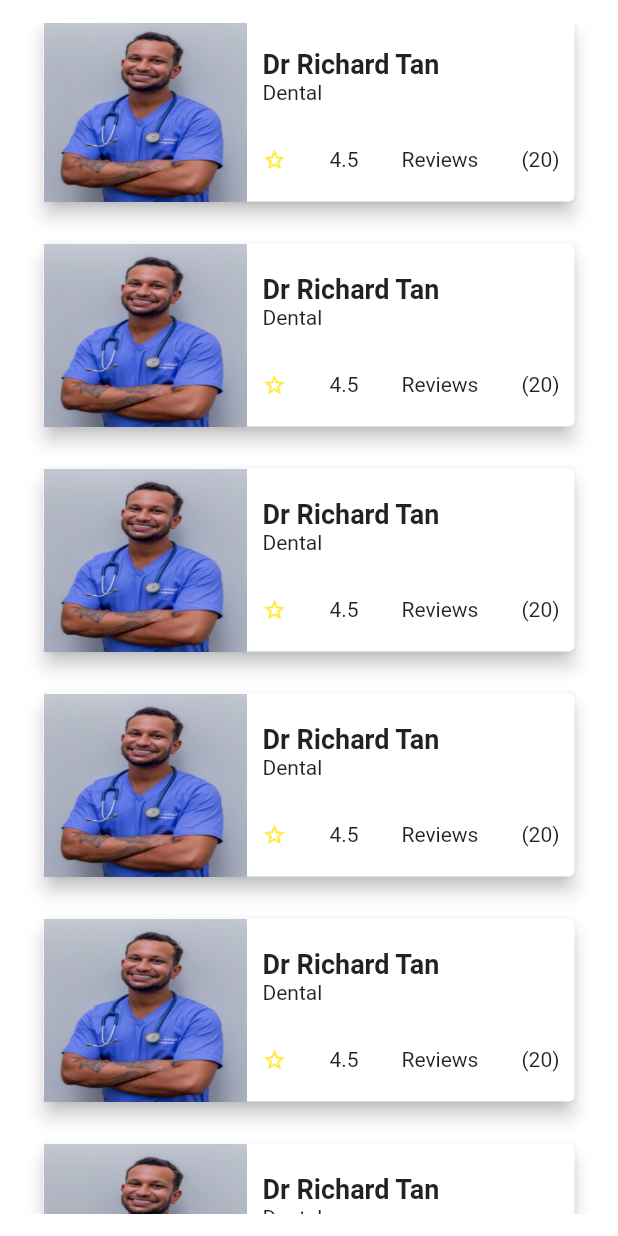
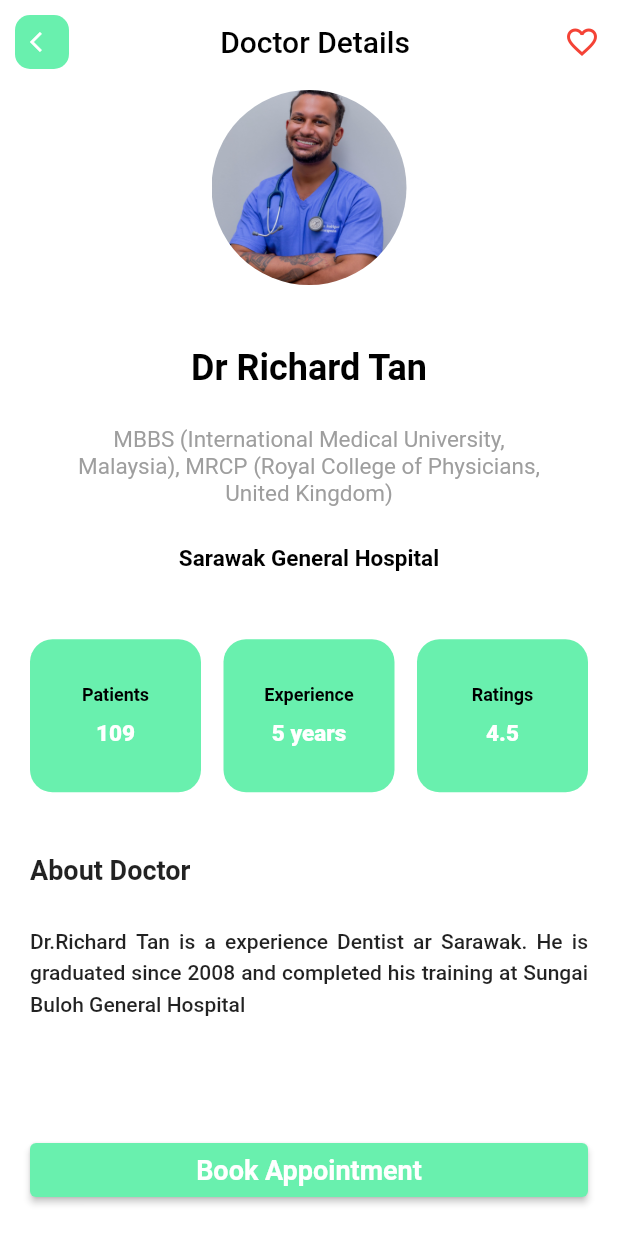
Before and after one commit to nhannt-dev/mobile-booking, a Flutter app: the HomePage screen opened directly, scrolled down 576 dp, after a tap on "Dr Richard Tan", on a phone screen of 412 x 824 dp. Run offline on Flutter 3.47's test engine with Material 2 defaults, Android fonts, the phone set to English and light mode, and no system bars; our stand-ins replace font_awesome_flutter, lottie, table_calendar.

```diff
--- a/mobile/lib/main.dart
+++ b/mobile/lib/main.dart
@@ -1,6 +1,9 @@
 import 'package:flutter/material.dart';
 import 'package:mobile/main_layout.dart';
 import 'package:mobile/screens/auth.dart';
+import 'package:mobile/screens/booking.dart';
+import 'package:mobile/screens/doctor_details.dart';
+import 'package:mobile/screens/success_booked.dart';
 import 'package:mobile/utils/config.dart';
 
 void main() {
@@ -42,7 +45,10 @@ class MyApp extends StatelessWidget {
       initialRoute: '/',
       routes: {
         '/': (context) => const AuthPage(),
-        'main': (context) => const MainLayout()
+        'main': (context) => const MainLayout(),
+        'doc_details': (context) => const DoctorDetails(),
+        'booking_page': (context) => const BookingPage(),
+        'success_booking': (context) => const SuccessBooked(),
       },
     );
   }
--- /dev/null
+++ b/mobile/lib/screens/doctor_details.dart
@@ -0,0 +1,57 @@
+import 'package:flutter/material.dart';
+import 'package:font_awesome_flutter/font_awesome_flutter.dart';
+import 'package:mobile/widgets/about_doctor.dart';
+import 'package:mobile/widgets/button.dart';
+import 'package:mobile/widgets/custom_appbar.dart';
+import 'package:mobile/widgets/detail_body.dart';
+
+class DoctorDetails extends StatefulWidget {
+  const DoctorDetails({Key? key}) : super(key: key);
+
+  @override
+  State<DoctorDetails> createState() => _DoctorDetailsState();
+}
+
+class _DoctorDetailsState extends State<DoctorDetails> {
+  bool isFav = false;
+  @override
+  Widget build(BuildContext context) {
+    return Scaffold(
+      appBar: CustomAppbar(
+        appTitle: 'Doctor Details',
+        icon: const FaIcon(Icons.arrow_back_ios),
+        actions: [
+          IconButton(
+            onPressed: () {
+              setState(() {
+                isFav = !isFav;
+              });
+            },
+            icon: FaIcon(
+              isFav ? Icons.favorite_rounded : Icons.favorite_outline,
+              color: Colors.red,
+            )
+          )
+        ],
+      ),
+      body: SafeArea(
+        child: Column(
+          children: <Widget>[
+            const AboutDoctor(),
+            const DetailBody(),
+            const Spacer(),
+            Padding(
+              padding: const EdgeInsets.all(20),
+              child: Button(
+                width: double.infinity,
+                title: 'Book Appointment',
+                onPressed: () => Navigator.of(context).pushNamed('booking_page'),
+                disable: false
+              ),
+            )
+          ],
+        )
+      ),
+    );
+  }
+}
--- a/mobile/lib/screens/home.dart
+++ b/mobile/lib/screens/home.dart
@@ -136,7 +136,7 @@ class _HomePageState extends State<HomePage> {
                 Config.spaceSmall,
                 Column(
                   children: List.generate(10, (index) {
-                    return const DoctorCard();
+                    return const DoctorCard(route: 'doc_details');
                   }),
                 )
               ],
--- /dev/null
+++ b/mobile/lib/widgets/about_doctor.dart
@@ -0,0 +1,59 @@
+import 'package:flutter/material.dart';
+import 'package:mobile/utils/config.dart';
+
+class AboutDoctor extends StatelessWidget {
+  const AboutDoctor({Key? key}) : super(key: key);
+
+  @override
+  Widget build(BuildContext context) {
+    Config().init(context);
+    return SizedBox(
+      width: double.infinity,
+      child: Column(
+        children: <Widget>[
+          const CircleAvatar(
+            radius: 65,
+            backgroundImage: AssetImage('assets/doctor_2.jpg'),
+            backgroundColor: Colors.white,
+          ),
+          Config.spaceMedium,
+          const Text(
+            'Dr Richard Tan',
+            style: TextStyle(
+              color: Colors.black,
+              fontSize: 24,
+              fontWeight: FontWeight.bold
+            ),
+          ),
+          Config.spaceSmall,
+          SizedBox(
+            width: Config.widthSize * 0.75,
+            child: const Text(
+              'MBBS (International Medical University, Malaysia), MRCP (Royal College of Physicians, United Kingdom)',
+              style: TextStyle(
+                color: Colors.grey,
+                fontSize: 15
+              ),
+              softWrap: true,
+              textAlign: TextAlign.center,
+            )
+          ),
+          Config.spaceSmall,
+          SizedBox(
+            width: Config.widthSize * 0.75,
+            child: const Text(
+            'Sarawak General Hospital',
+            style: TextStyle(
+                color: Colors.black,
+                fontWeight: FontWeight.bold,
+                fontSize: 15
+              ),
+              softWrap: true,
+              textAlign: TextAlign.center,
+            ),
+          )
+        ],
+      ),
+    );
+  }
+}
--- /dev/null
+++ b/mobile/lib/widgets/custom_appbar.dart
@@ -0,0 +1,61 @@
+import 'package:flutter/material.dart';
+import 'package:font_awesome_flutter/font_awesome_flutter.dart';
+import 'package:mobile/utils/config.dart';
+
+class CustomAppbar extends StatefulWidget implements PreferredSizeWidget{
+  const CustomAppbar({Key? key, this.appTitle, this.route, this.icon, this.actions}) : super(key: key);
+
+  @override
+  State<CustomAppbar> createState() => _CustomAppbarState();
+
+  @override
+  Size get preferredSize => const Size.fromHeight(60);
+
+  final String? appTitle;
+  final String? route;
+  final FaIcon? icon;
+  final List<Widget>? actions;
+}
+
+class _CustomAppbarState extends State<CustomAppbar> {
+  @override
+  Widget build(BuildContext context) {
+    return AppBar(
+      automaticallyImplyLeading: true,
+      backgroundColor: Colors.white,
+      elevation: 0,
+      title: Center(
+        child: Text(
+          widget.appTitle!,
+          style: const TextStyle(
+            fontSize: 20,
+            color: Colors.black
+          ),
+        ),
+      ),
+      leading: widget.icon != null ? Container(
+        margin: const EdgeInsets.symmetric(
+          horizontal: 10,
+          vertical: 10
+        ),
+        decoration: BoxDecoration(
+          borderRadius: BorderRadius.circular(10),
+          color: Config.primaryColor
+        ),
+        child: IconButton(
+          onPressed: () {
+            if (widget.route != null) {
+              Navigator.of(context).pushNamed(widget.route!);
+            } else {
+              Navigator.of(context).pop();
+            }
+          },
+          icon: widget.icon!,
+          iconSize: 16,
+          color: Colors.white,
+        ),
+      ) : null,
+      actions: widget.actions,
+    );
+  }
+}
--- /dev/null
+++ b/mobile/lib/widgets/detail_body.dart
@@ -0,0 +1,41 @@
+import 'package:flutter/material.dart';
+import 'package:mobile/utils/config.dart';
+import 'package:mobile/widgets/doctor_info.dart';
+
+class DetailBody extends StatelessWidget {
+  const DetailBody({Key? key}) : super(key: key);
+
+  @override
+  Widget build(BuildContext context) {
+    Config().init(context);
+    return Container(
+      padding: const EdgeInsets.all(20),
+      margin: const EdgeInsets.only(bottom: 30),
+      child: Column(
+        crossAxisAlignment: CrossAxisAlignment.stretch,
+        children: <Widget>[
+          Config.spaceSmall,
+          const DoctorInfo(),
+          Config.spaceMedium,
+          const Text(
+            'About Doctor',
+            style: TextStyle(
+              fontWeight: FontWeight.w600,
+              fontSize: 18
+            ),
+          ),
+          Config.spaceSmall,
+          const Text(
+            'Dr.Richard Tan is a experience Dentist ar Sarawak. He is graduated since 2008 and completed his training at Sungai Buloh General Hospital',
+            style: TextStyle(
+              fontWeight: FontWeight.w500,
+              height: 1.5
+            ),
+            softWrap: true,
+            textAlign: TextAlign.justify,
+          )
+        ],
+      ),
+    );
+  }
+}
--- a/mobile/lib/widgets/doctor_card.dart
+++ b/mobile/lib/widgets/doctor_card.dart
@@ -1,14 +1,11 @@
 import 'package:flutter/material.dart';
 import 'package:mobile/utils/config.dart';
 
-class DoctorCard extends StatefulWidget {
-  const DoctorCard({Key? key}) : super(key: key);
+class DoctorCard extends StatelessWidget {
+  const DoctorCard({Key? key, required this.route}) : super(key: key);
 
-  @override
-  State<DoctorCard> createState() => _DoctorCardState();
-}
+  final String route;
 
-class _DoctorCardState extends State<DoctorCard> {
   @override
   Widget build(BuildContext context) {
     Config().init(context);
@@ -78,7 +75,7 @@ class _DoctorCardState extends State<DoctorCard> {
             ],
           ),
         ),
-        onTap: () {},
+        onTap: () => Navigator.of(context).pushNamed(route)
       ),
     );
   }
--- /dev/null
+++ b/mobile/lib/widgets/doctor_info.dart
@@ -0,0 +1,30 @@
+import 'package:flutter/material.dart';
+import 'package:mobile/utils/config.dart';
+import 'package:mobile/widgets/info_card.dart';
+
+class DoctorInfo extends StatelessWidget {
+  const DoctorInfo({Key? key}) : super(key: key);
+
+  @override
+  Widget build(BuildContext context) {
+    Config().init(context);
+    return const Row(
+      children: <Widget>[
+        InfoCard(
+          label: 'Patients',
+          value: '109'
+        ),
+        SizedBox(width: 15),
+        InfoCard(
+          label: 'Experience',
+          value: '5 years'
+        ),
+        SizedBox(width: 15),
+        InfoCard(
+          label: 'Ratings',
+          value: '4.5'
+        ),
+      ],
+    );
+  }
+}
--- /dev/null
+++ b/mobile/lib/widgets/info_card.dart
@@ -0,0 +1,46 @@
+import 'package:flutter/material.dart';
+import 'package:mobile/utils/config.dart';
+
+class InfoCard extends StatelessWidget {
+  const InfoCard({Key? key, required this.label, required this.value}) : super(key: key);
+
+  final String label;
+  final String value;
+
+  @override
+  Widget build(BuildContext context) {
+    return Expanded(
+          child: Container(
+            decoration: BoxDecoration(
+              borderRadius: BorderRadius.circular(15),
+              color: Config.primaryColor
+            ),
+            padding: const EdgeInsets.symmetric(
+              vertical: 30,
+              horizontal: 15
+            ),
+            child: Column(
+              children: <Widget>[
+                Text(
+                  label,
+                  style: const TextStyle(
+                    color: Colors.black,
+                    fontSize: 12,
+                    fontWeight: FontWeight.w600
+                  ),
+                ),
+                const SizedBox(height: 10),
+                Text(
+                  value,
+                  style: const TextStyle(
+                    color: Colors.white,
+                    fontSize: 15,
+                    fontWeight: FontWeight.w800
+                  ),
+                )
+              ],
+            ),
+          )
+        );
+  }
+}
--- a/mobile/lib/widgets/login_form.dart
+++ b/mobile/lib/widgets/login_form.dart
@@ -60,9 +60,7 @@ class _LoginFormState extends State<LoginForm> {
           Button(
             width: double.infinity,
             title: 'Sign In',
-            onPressed: () {
-              Navigator.of(context).pushNamed('main');
-            },
+            onPressed: () => Navigator.of(context).pushNamed('main'),
             disable: false
           )
         ],
```
Also changed, not shown: mobile/lib/screens/booking.dart (added, +149 -0 lines), mobile/lib/screens/success_booked.dart (added, +48 -0 lines), 4 other files.
